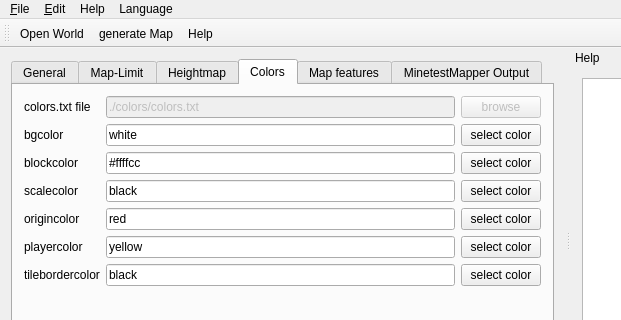
AirSThib/MinetestMapperGUI, file mainwindow.ui: the form before one commit; both pictures show x 0 to 621 and y 0 to 320 of the 773 by 453 pixel window.
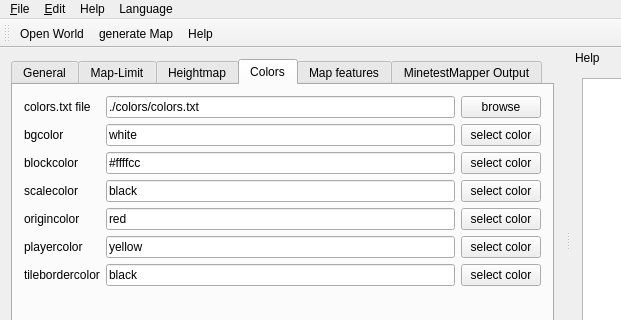
The form after the commit. The open tabs and pages were chosen to show the change. Icons and pictures are not drawn.

Commit message: read colors.txt path now from textfield

What changed in the file:
```diff
--- a/mainwindow.ui
+++ b/mainwindow.ui
@@ -1052,10 +1052,7 @@
          </widget>
         </item>
         <item row="0" column="1">
-         <widget class="QLineEdit" name="lineEdit_4">
-          <property name="enabled">
-           <bool>false</bool>
-          </property>
+         <widget class="QLineEdit" name="path_ColorsTxt">
           <property name="text">
            <string notr="true">./colors/colors.txt</string>
           </property>
@@ -1186,10 +1183,7 @@
          </widget>
         </item>
         <item row="0" column="2">
-         <widget class="QPushButton" name="pushButton_2">
-          <property name="enabled">
-           <bool>false</bool>
-          </property>
+         <widget class="QPushButton" name="browseColorsTxt">
           <property name="text">
            <string>browse</string>
           </property>
```
Left out of the diff: 14 changed lines with no effect on the pictures. The commit also changes 2 other files.
